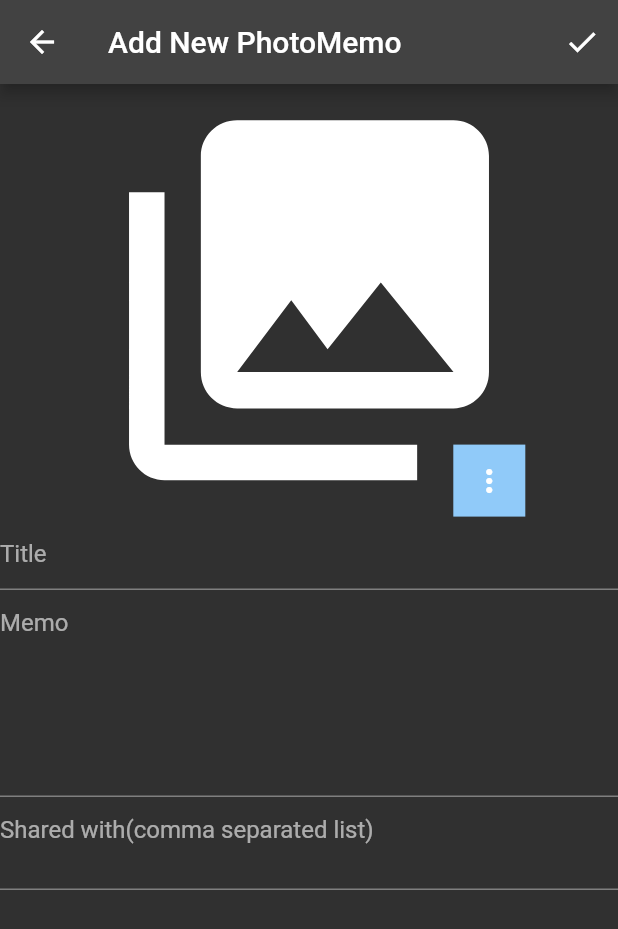
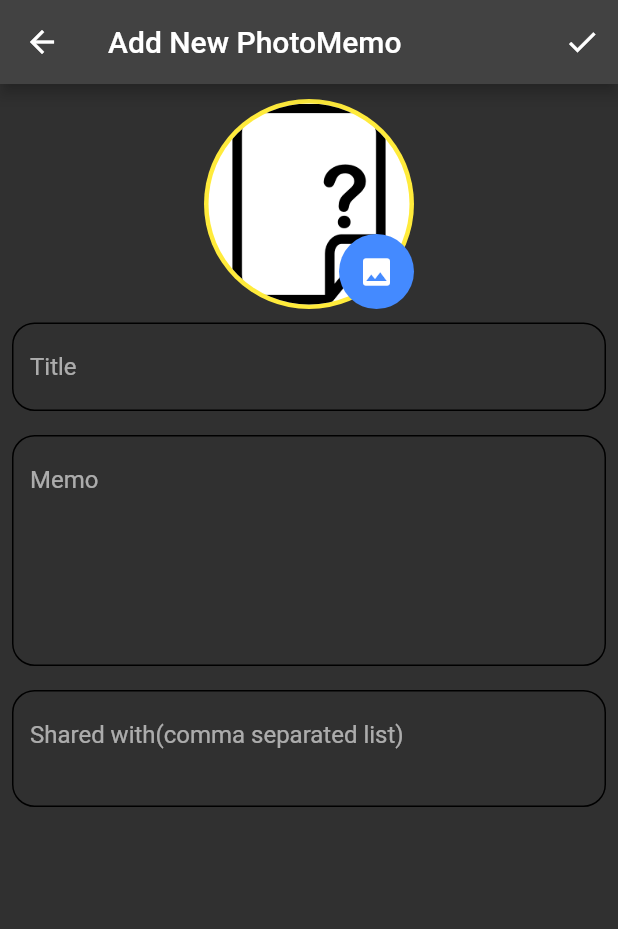
Before and after one commit to Flutter-Developer-110/class-master, a Flutter app: the AddNewPhotoMemoScreen screen opened directly with empty values, on a phone screen of 412 x 824 dp. Shown: the top 929 px of the screen. Run offline on Flutter 3.47's test engine with Material 2 defaults, Android fonts, the phone set to English and light mode, and no system bars; our stand-ins replace cloud_firestore, firebase_auth, firebase_core, firebase_storage, google_fonts, image_picker; missing offline and left inert: google_ml_kit; accounts and stored records are empty.

Commit message:
change the UI of screens

```diff
--- a/lib/main.dart
+++ b/lib/main.dart
@@ -21,7 +21,6 @@ class Lesson3App extends StatelessWidget{
      debugShowCheckedModeBanner: false,
      theme: ThemeData(
        brightness: Constant.DARKMODE ? Brightness.dark : Brightness.light,
-       primaryColor: Colors.blueAccent,
      ),
      initialRoute: SignInScreen.routeName ,
      routes: {
--- a/lib/viewscreen/addnewphotomemo_screen.dart
+++ b/lib/viewscreen/addnewphotomemo_screen.dart
@@ -54,31 +54,33 @@ class _AddNewPhotoMemoState extends State<AddNewPhotoMemoScreen> {
         child: SingleChildScrollView(
           child: Column(
             children: [
+              SizedBox(height: 10),
               Stack(
                 children: [
-                  Container(
-                    height: MediaQuery.of(context).size.height * 0.35,
-                    child: photo == null
-                        ? FittedBox(
-                            child: Icon(
-                              Icons.photo_library,
+                  CircleAvatar(
+                    radius: 70,
+                    backgroundColor: Colors.yellow,
+                    child: CircleAvatar(
+                      backgroundColor: Colors.white,
+                      radius: 67,
+                      backgroundImage: photo != null ? FileImage(photo!) : AssetImage('assets/images/default.png' ) as ImageProvider,
                     ),
-                          )
-                        : Image.file(photo!),
                   ),
                   Positioned(
                     right: 0.0,
                     bottom: 0.0,
-                    child: Container(
-                      color: Colors.blue[200],
+                    child: CircleAvatar(
+                      radius: 25,
+                      backgroundColor: Colors.blueAccent,
                       child: PopupMenuButton(
+                        icon: Icon(Icons.photo, color: Colors.white),
                         onSelected: con.getPhoto,
                         itemBuilder: (context) => [
                           for (var source in PhotoSource.values)
                             PopupMenuItem(
                               value: source,
                               child: Text('${source.toString().split('.')[1]}'),
-                            )
+                            ),
                         ],
                       ),
                     ),
@@ -93,27 +95,58 @@ class _AddNewPhotoMemoState extends State<AddNewPhotoMemoScreen> {
                       con.progressMessage!,
                       style: Theme.of(context).textTheme.headline6,
                     ),
-              TextFormField(
-                decoration: InputDecoration(hintText: 'Title'),
+              Padding(
+                padding: const EdgeInsets.all(8.0),
+                child: TextFormField(
+                  decoration: InputDecoration(
+                    hintText: 'Title',
+                    enabledBorder: OutlineInputBorder(
+                      borderRadius: BorderRadius.circular(15),
+                    ),
+                    focusedBorder: OutlineInputBorder(
+                      borderRadius: BorderRadius.circular(15),
+                    ),
+                  ),
                   autocorrect: true,
                   validator: PhotoMemo.validateTitle,
                   onSaved: con.saveTitle,
                 ),
-              TextFormField(
-                decoration: InputDecoration(hintText: 'Memo'),
+              ),
+              Padding(
+                padding: const EdgeInsets.all(8.0),
+                child: TextFormField(
+                  decoration: InputDecoration(
+                    hintText: 'Memo',
+                    enabledBorder: OutlineInputBorder(
+                      borderRadius: BorderRadius.circular(15),
+                    ),
+                    focusedBorder: OutlineInputBorder(
+                      borderRadius: BorderRadius.circular(15),
+                    ),
+                  ),
                   autocorrect: true,
                   keyboardType: TextInputType.multiline,
                   maxLines: 6,
                   validator: PhotoMemo.validateMemo,
                   onSaved: con.saveMemo,
                 ),
-              TextFormField(
+              ),
+              Padding(
+                padding: const EdgeInsets.all(8.0),
+                child: TextFormField(
                   decoration: InputDecoration(
+                      enabledBorder: OutlineInputBorder(
+                        borderRadius: BorderRadius.circular(15),
+                      ),
+                      focusedBorder: OutlineInputBorder(
+                        borderRadius: BorderRadius.circular(15),
+                      ),
                       hintText: 'Shared with(comma separated list)'),
                   keyboardType: TextInputType.emailAddress,
                   maxLines: 2,
                   validator: PhotoMemo.validateSharedWith,
                   onSaved: con.saveSharedWith,
+                ),
               ),
             ],
           ),
@@ -144,7 +177,6 @@ class _Controller {
 
     MyDialog.circularProgressStart(state.context);
 
-
     try {
       Map photoInfo = await CloudStorageController.uploadPhotoFile(
         photo: state.photo!,
@@ -159,15 +191,16 @@ class _Controller {
         },
       );
       //get image labels by ML
-      List<String> recognitions =await GoogleMLController.getImageLabels(photo: state.photo!);
+      List<String> recognitions =
+          await GoogleMLController.getImageLabels(photo: state.photo!);
       tempMemo.imageLabels.addAll(recognitions);
       tempMemo.photoFilename = photoInfo[ARGS.Filename];
       tempMemo.photoURL = photoInfo[ARGS.DownloadURL];
       tempMemo.createdBy = state.widget.user.email!;
       tempMemo.timestamp = DateTime.now();
 
-
-     String docId = await FirestoreController.addPhotoMemo(photoMemo:tempMemo);
+      String docId =
+          await FirestoreController.addPhotoMemo(photoMemo: tempMemo);
       tempMemo.docId = docId;
       state.widget.photoMemoList.insert(0, tempMemo);
 
--- a/lib/viewscreen/userhome_screen.dart
+++ b/lib/viewscreen/userhome_screen.dart
@@ -46,7 +46,7 @@ class _UserHomeState extends State<UserHomeScreen> {
   Widget build(BuildContext context) {
     return WillPopScope(
       onWillPop: () =>
-          Future.value(false), //disable Android sysytem back button
+          Future.value(false), //disable Android system back button
       child: Scaffold(
           appBar: AppBar(
             //title: Text('User Home'),
--- a/pubspec.yaml
+++ b/pubspec.yaml
@@ -53,8 +53,8 @@ flutter:
   uses-material-design: true
 
   # To add assets to your application, add an assets section, like this:
-  # assets:
-  #   - images/a_dot_burr.jpeg
+  assets:
+    - assets/images/default.png
   #   - images/a_dot_ham.jpeg
 
   # An image asset can refer to one or more resolution-specific "variants", see
```
Also changed, not shown: lib/viewscreen/detailedview_screen.dart (+60 -27 lines), lib/viewscreen/signin_screen.dart (+16 -10 lines), lib/viewscreen/view/customized_text_field.dart (deleted, +0 -33 lines), assets/images/default.png (added). Lines whose indentation alone changed are shown as unchanged.
